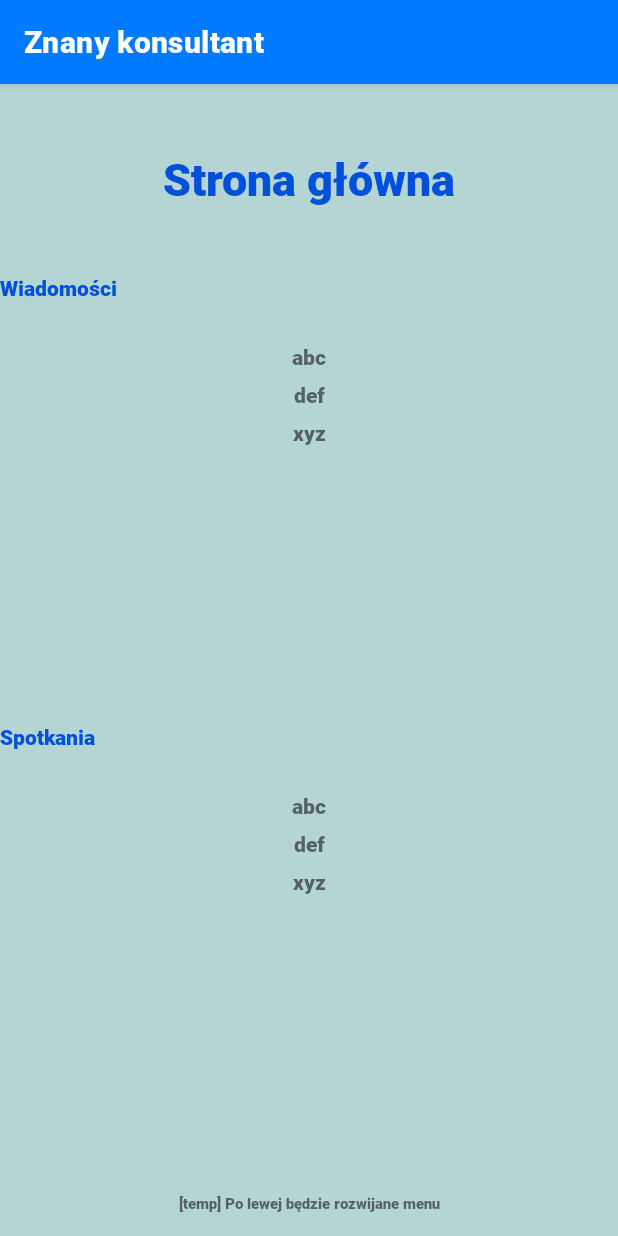
After one commit to d-szydlo/znany-konsultant, an Android app: the ConsultantMainPageActivity screen opened directly, with no data from a screen before it, on a phone screen of 412 x 824 dp. The commit adds this screen. Run offline under Robolectric (Android 15) with nearby library versions, the phone set to English and light mode, and no system bars; Roboto replaces fonts that are not available here.

Commit message:
Implement consultant main page

```diff
--- a/app/src/main/AndroidManifest.xml
+++ b/app/src/main/AndroidManifest.xml
@@ -11,7 +11,8 @@
         android:theme="@style/Theme.ZnanyKonultant">
         <activity android:name=".consultant_service_edit"></activity>
         <activity android:name=".Consultant_page" />
-        <activity android:name=".MainPageActivity" />
+        <activity android:name=".ConsultantMainPageActivity"></activity>
+        <activity android:name=".UserMainPageActivity" />
         <activity android:name=".RegistrationActivity" />
         <activity android:name=".LoginActivity">
             <intent-filter>
--- /dev/null
+++ b/app/src/main/java/com/example/znanykonultant/ConsultantAppointmentsListAdapter.kt
@@ -0,0 +1,28 @@
+package com.example.znanykonultant
+
+import android.view.LayoutInflater
+import android.view.View
+import android.view.ViewGroup
+import android.widget.TextView
+import androidx.recyclerview.widget.RecyclerView
+
+class ConsultantAppointmentsListAdapter(private val appointments: List<String>)
+    : RecyclerView.Adapter<ConsultantAppointmentsListAdapter.ViewHolder>() {
+
+    class ViewHolder(view: View) : RecyclerView.ViewHolder(view) {
+        val textView: TextView = view.findViewById(R.id.textView)
+    }
+
+    override fun onCreateViewHolder(parent: ViewGroup, viewType: Int)
+            : ConsultantAppointmentsListAdapter.ViewHolder {
+        val view = LayoutInflater.from(parent.context)
+            .inflate(R.layout.consultant_row_item, parent, false)
+        return ViewHolder(view)
+    }
+
+    override fun onBindViewHolder(holder: ConsultantAppointmentsListAdapter.ViewHolder, position: Int) {
+        holder.textView.text = appointments[position]
+    }
+
+    override fun getItemCount() = appointments.size
+}
--- /dev/null
+++ b/app/src/main/java/com/example/znanykonultant/ConsultantConversationListAdapter.kt
@@ -0,0 +1,28 @@
+package com.example.znanykonultant
+
+import android.view.LayoutInflater
+import android.view.View
+import android.view.ViewGroup
+import android.widget.TextView
+import androidx.recyclerview.widget.RecyclerView
+
+class ConsultantConversationListAdapter(private val conversations: List<String>)
+    : RecyclerView.Adapter<ConsultantConversationListAdapter.ViewHolder>() {
+
+    class ViewHolder(view: View) : RecyclerView.ViewHolder(view) {
+        val textView: TextView = view.findViewById(R.id.textView)
+    }
+
+    override fun onCreateViewHolder(parent: ViewGroup, viewType: Int)
+    : ConsultantConversationListAdapter.ViewHolder {
+        val view = LayoutInflater.from(parent.context)
+            .inflate(R.layout.consultant_row_item, parent, false)
+        return ViewHolder(view)
+    }
+
+    override fun onBindViewHolder(holder: ConsultantConversationListAdapter.ViewHolder, position: Int) {
+        holder.textView.text = conversations[position]
+    }
+
+    override fun getItemCount() = conversations.size
+}
--- /dev/null
+++ b/app/src/main/java/com/example/znanykonultant/ConsultantMainPageActivity.kt
@@ -0,0 +1,29 @@
+package com.example.znanykonultant
+
+import androidx.appcompat.app.AppCompatActivity
+import android.os.Bundle
+import androidx.recyclerview.widget.LinearLayoutManager
+import androidx.recyclerview.widget.RecyclerView
+
+class ConsultantMainPageActivity : AppCompatActivity() {
+    override fun onCreate(savedInstanceState: Bundle?) {
+        super.onCreate(savedInstanceState)
+        setContentView(R.layout.activity_consultant_main_page)
+
+        createRecyclerViews()
+    }
+
+    private fun createRecyclerViews() {
+        val conversationsRecycler = findViewById<RecyclerView>(R.id.conversationsRecycler)
+        conversationsRecycler.layoutManager = LinearLayoutManager(this)
+        conversationsRecycler.adapter = ConsultantConversationListAdapter(genTempData())
+
+        val appointmentsRecycler = findViewById<RecyclerView>(R.id.appointmentsRecycler)
+        appointmentsRecycler.layoutManager = LinearLayoutManager(this)
+        appointmentsRecycler.adapter = ConsultantAppointmentsListAdapter(genTempData())
+    }
+
+    private fun genTempData(): List<String> {
+        return listOf("abc", "def", "xyz")
+    }
+}
--- a/app/src/main/java/com/example/znanykonultant/LoginActivity.kt
+++ b/app/src/main/java/com/example/znanykonultant/LoginActivity.kt
@@ -25,7 +25,7 @@ class LoginActivity : AppCompatActivity(){
     fun onLoginClick(v : View){
         var login = loginField.text
         var password = passwordField.text
-        val myintent = Intent(this, MainPageActivity::class.java)
+        val myintent = Intent(this, UserMainPageActivity::class.java)
         startActivityForResult(myintent, 1)
         //var intent = Intent()
     }
--- a/app/src/main/java/com/example/znanykonultant/MainPageActivity.kt
+++ b/app/src/main/java/com/example/znanykonultant/UserMainPageActivity.kt
@@ -6,7 +6,7 @@ import android.view.WindowManager
 import androidx.recyclerview.widget.LinearLayoutManager
 import androidx.recyclerview.widget.RecyclerView
 
-class MainPageActivity : AppCompatActivity() {
+class UserMainPageActivity : AppCompatActivity() {
     override fun onCreate(savedInstanceState: Bundle?) {
         super.onCreate(savedInstanceState)
         setContentView(R.layout.activity_user_main_page)
--- /dev/null
+++ b/app/src/main/res/layout/activity_consultant_main_page.xml
@@ -0,0 +1,68 @@
+<?xml version="1.0" encoding="utf-8"?>
+<androidx.constraintlayout.widget.ConstraintLayout xmlns:android="http://schemas.android.com/apk/res/android"
+    xmlns:app="http://schemas.android.com/apk/res-auto"
+    xmlns:tools="http://schemas.android.com/tools"
+    android:layout_width="match_parent"
+    android:layout_height="match_parent"
+    tools:context=".ConsultantMainPageActivity"
+    android:background="@color/background_color">
+
+    <LinearLayout
+        android:layout_width="match_parent"
+        android:layout_height="match_parent"
+        android:orientation="vertical"
+        app:layout_constraintBottom_toBottomOf="parent"
+        app:layout_constraintEnd_toEndOf="parent"
+        app:layout_constraintStart_toStartOf="parent"
+        app:layout_constraintTop_toTopOf="parent">
+
+        <TextView
+            android:id="@+id/mainPageText"
+            android:layout_width="match_parent"
+            android:layout_height="wrap_content"
+            android:gravity="center"
+            android:layout_weight="2"
+            android:text="@string/main_page"
+            android:textSize="30sp"
+            android:textColor="@color/primary_variant_color"/>
+
+        <TextView
+            android:id="@+id/textView4"
+            android:layout_width="match_parent"
+            android:layout_height="0dp"
+            android:layout_weight="1"
+            android:text="@string/messages"
+            android:textColor="@color/primary_variant_color"/>
+
+        <androidx.recyclerview.widget.RecyclerView
+            android:id="@+id/conversationsRecycler"
+            android:layout_width="match_parent"
+            android:layout_height="0dp"
+            android:layout_weight="6" />
+
+        <TextView
+            android:id="@+id/textView5"
+            android:layout_width="match_parent"
+            android:layout_height="0dp"
+            android:layout_weight="1"
+            android:text="@string/appointments"
+            android:textColor="@color/primary_variant_color"/>
+
+        <androidx.recyclerview.widget.RecyclerView
+            android:id="@+id/appointmentsRecycler"
+            android:layout_width="match_parent"
+            android:layout_height="0dp"
+            android:layout_weight="6" />
+
+        <TextView
+            android:id="@+id/textView6"
+            android:layout_width="match_parent"
+            android:layout_height="0dp"
+            android:layout_weight="1"
+            android:textSize="10sp"
+            android:gravity="center"
+            android:text="[temp] Po lewej będzie rozwijane menu" />
+
+    </LinearLayout>
+
+</androidx.constraintlayout.widget.ConstraintLayout>
--- a/app/src/main/res/layout/activity_user_main_page.xml
+++ b/app/src/main/res/layout/activity_user_main_page.xml
@@ -4,7 +4,7 @@
     xmlns:tools="http://schemas.android.com/tools"
     android:layout_width="match_parent"
     android:layout_height="match_parent"
-    tools:context=".MainPageActivity">
+    tools:context=".UserMainPageActivity">
 
     <ImageView
         android:id="@+id/imageView"
--- a/app/src/main/res/values/strings.xml
+++ b/app/src/main/res/values/strings.xml
@@ -23,6 +23,9 @@
     <string name="hello_blank_fragment">Hello blank fragment</string>
     <string name="register">Zarejestruj się</string>
     <string name="initial_search_hint">Wyszukaj</string>
+    <string name="main_page">Strona główna</string>
+    <string name="messages">Wiadomości</string>
+    <string name="appointments">Spotkania</string>
 
     <string-array name="category">
         <item>Wybierz</item>
```
